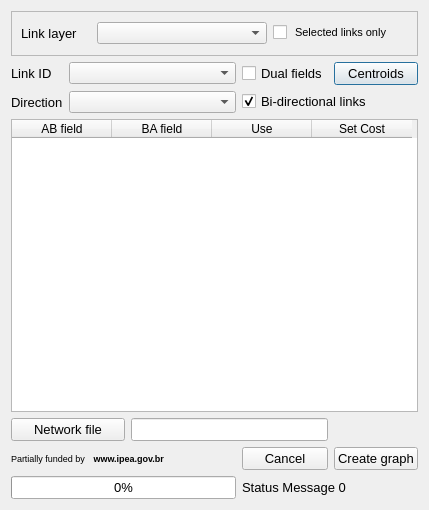
AequilibraE/qaequilibrae, file paths_procedures/forms/ui_Create_Graph.ui: the form before one commit.
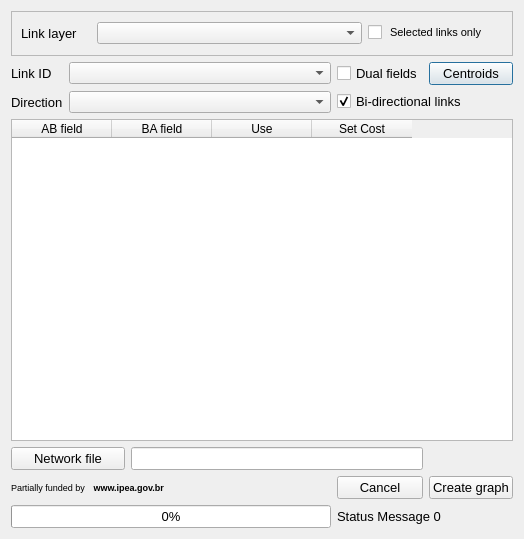
The form after the commit. Custom widgets are drawn as their Qt base class.

Commit message: Improves UI and responsives for stacked bandwidths

The edit to the form file:
```diff
--- a/paths_procedures/forms/ui_Create_Graph.ui
+++ b/paths_procedures/forms/ui_Create_Graph.ui
@@ -9,8 +9,8 @@
    <rect>
     <x>0</x>
     <y>0</y>
-    <width>429</width>
-    <height>510</height>
+    <width>524</width>
+    <height>539</height>
    </rect>
   </property>
   <property name="windowTitle">
```
Left out of the diff: 5 changed lines with no effect on the pictures. The commit also changes 2 other files.
